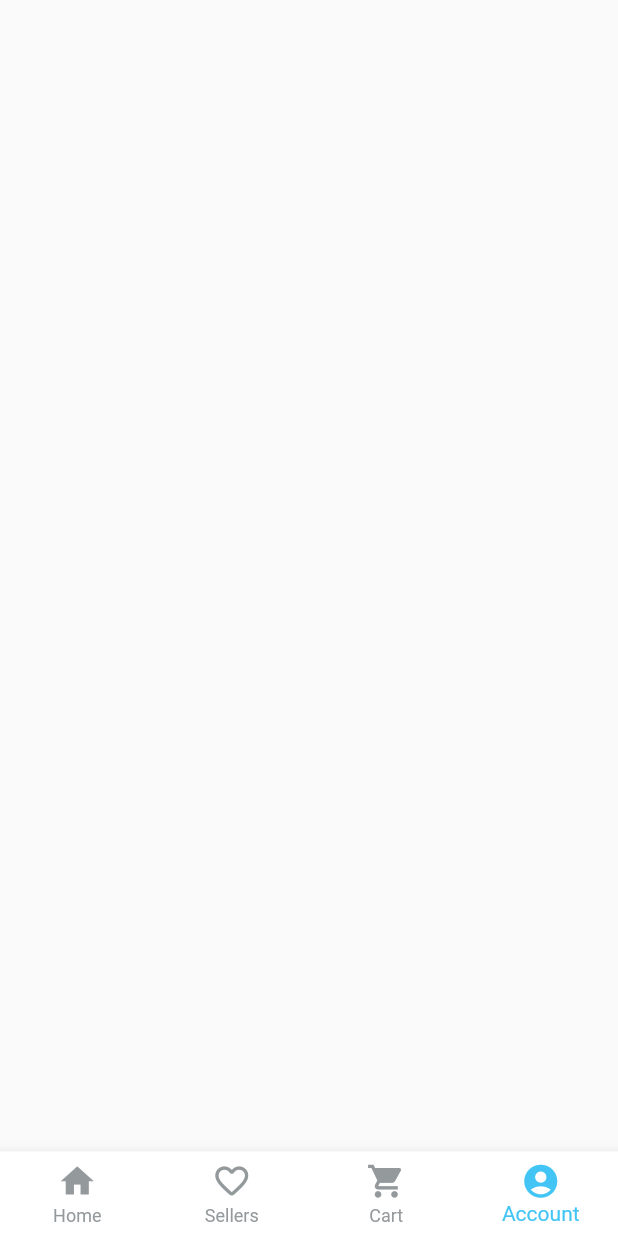
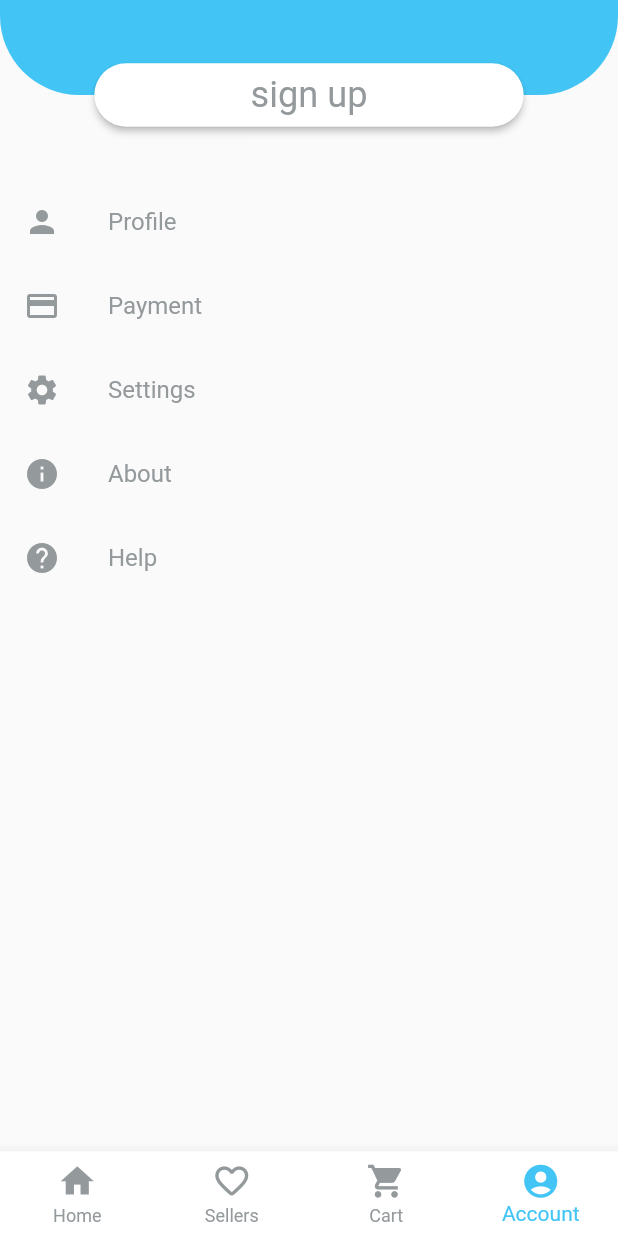
Before and after one commit to SamNyark/pedido, a Flutter app: the screen it shows after launch, item 4 of the bottom bar chosen, on a phone screen of 412 x 824 dp. Run offline on Flutter 3.47's test engine with Material 2 defaults, Android fonts, the phone set to English and light mode, and no system bars; our stand-ins replace carousel_slider, cloud_firestore, dots_indicator, firebase_auth, firebase_core, firebase_storage and 2 more; accounts and stored records are empty.

Commit message:
Added account screen

```diff
--- a/lib/components/account_screen.dart
+++ b/lib/components/account_screen.dart
@@ -2,17 +2,95 @@ import 'package:flutter/material.dart';
 import 'package:get/get.dart';
 import 'package:pedido/controllers/controllers.dart';
 import 'package:pedido/controllers/firebase_form.dart';
-
+import 'package:pedido/helpers/colors.dart';
+import 'package:pedido/helpers/dimensions.dart';
+import 'package:pedido/widgets/big_text_and_small_text.dart';
 
 class AccountScreen extends StatelessWidget {
   AccountScreen({Key? key}) : super(key: key);
   final FirebaseForm formController = Get.find();
   final Controllers _controllers = Get.find();
 
+  @override
+  Widget build(BuildContext context) {
+    return Scaffold(
+      body: Stack(
+            children: [
+              Positioned(
+                  top: 0,
+                  left: 0,
+                  right: 0,
+                  height: Dimensions.height60,
+                  child: Container(
+                    decoration: BoxDecoration(
+                        color: AppColors.mainColor,
+                        borderRadius: BorderRadius.only(
+                            bottomLeft: Radius.circular(Dimensions.height50),
+                            bottomRight: Radius.circular(Dimensions.height50))),
+                  )),
+              Positioned(
+                  top: Dimensions.height40,
+                  left: Dimensions.width60,
+                  right: Dimensions.width60,
+                  height: Dimensions.height40,
+                  child: ElevatedButton(
+                      style: ElevatedButton.styleFrom(
+                        onPrimary: AppColors.secondaryColor,
+                          primary: Colors.white,
+                          shape: RoundedRectangleBorder(
+                              borderRadius:
+                                  BorderRadius.circular(Dimensions.height50))),
+                      onPressed: () {},
+                      child: BigText(text: _controllers.isLoggedIn() ? "Welcome" : "sign up",))),
 
-@override
-  Widget build(BuildContext context){
-    return Scaffold();
+          Positioned(
+            top: 120,
+            left: 0,
+            right: 0,
+            bottom: 0,
+            child: ListView(
+            children: [
+              ListTile(
+                leading: Icon(Icons.person),
+                title: Text("Profile"),
+                iconColor: AppColors.secondaryColor,
+                textColor: AppColors.secondaryColor,
+              ),
+              ListTile(
+                leading: Icon(Icons.payment),
+                title: Text("Payment"),
+                iconColor: AppColors.secondaryColor,
+                textColor: AppColors.secondaryColor,
+              ),
+              ListTile(
+                leading: Icon(Icons.settings),
+                title: Text("Settings"),
+                iconColor: AppColors.secondaryColor,
+                textColor: AppColors.secondaryColor,
+              ),
+              ListTile(
+                leading: Icon(Icons.info),
+                title: Text("About"),
+                iconColor: AppColors.secondaryColor,
+                textColor: AppColors.secondaryColor,
+              ),
+              ListTile(
+                leading: Icon(Icons.help),
+                title: Text("Help"),
+                iconColor: AppColors.secondaryColor,
+                textColor: AppColors.secondaryColor,
+              ),
+              ListTile(
+                iconColor: AppColors.secondaryColor,
+                textColor: AppColors.secondaryColor,
+                title: _controllers.isLoggedIn() ? Text("log out") : null,
+                leading: _controllers.isLoggedIn() ? Icon(Icons.logout): null,
+              )
+            ],
+          ))
+
+        ],
+      ),
+    );
   }
-
-  }
+}
--- a/lib/components/home_screen.dart
+++ b/lib/components/home_screen.dart
@@ -75,16 +75,16 @@ class _HomeScreenState extends State<HomeScreen> {
               .collection('popular_products')
               .snapshots(),
           builder: (context, AsyncSnapshot<QuerySnapshot> snapshots) {
-            if (!snapshots.hasData) {
-              return Container(
-                  height: Dimensions.height150,
-                  padding: EdgeInsets.symmetric(
-                      vertical: Dimensions.height50,
-                      horizontal: Dimensions.width50),
-                  child: CircularProgressIndicator(
-                    color: AppColors.mainColor,
-                  ));
-            }
+            // if (!snapshots.hasData) {
+            //   return Container(
+            //       height: Dimensions.height150,
+            //       padding: EdgeInsets.symmetric(
+            //           vertical: Dimensions.height50,
+            //           horizontal: Dimensions.width50),
+            //       child: CircularProgressIndicator(
+            //         color: AppColors.mainColor,
+            //       ));
+            // }
 
             return CarouselSlider(
                 options: CarouselOptions(
```
